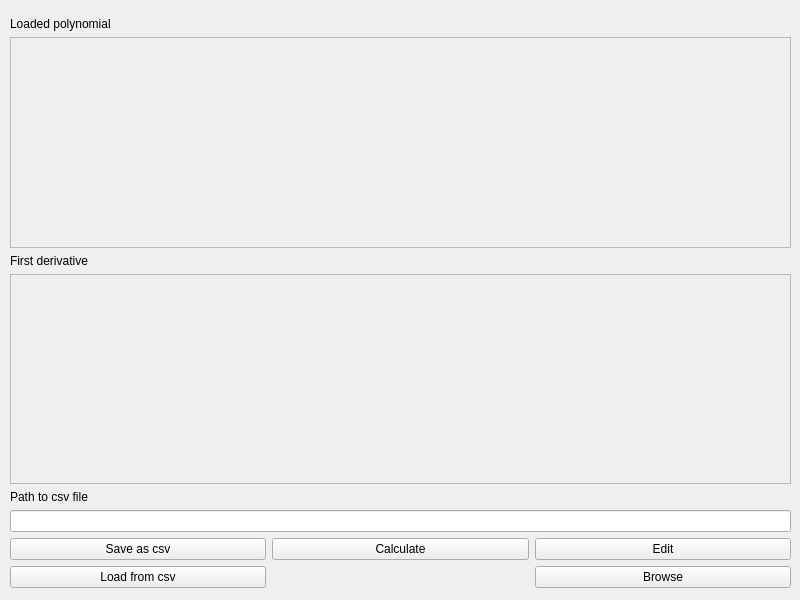
The window that polynomial-solver/MainWindow.ui (aczarnas/polynomial-solver) describes before a commit, drawn with Qt 5.
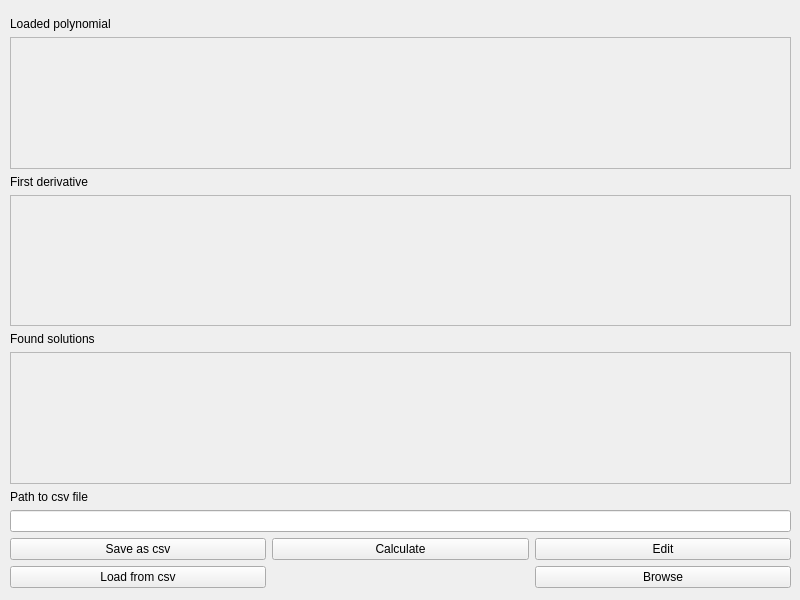
The same window after the commit.

Commit message: text area for calculated solutions, fixed typo

Diff of the .ui file:
```diff
--- a/polynomial-solver/MainWindow.ui
+++ b/polynomial-solver/MainWindow.ui
@@ -64,6 +64,20 @@
        </property>
       </widget>
      </item>
+     <item>
+      <widget class="QLabel" name="foundSolutionsDisplayTextEditLabel">
+       <property name="text">
+        <string>Found solutions</string>
+       </property>
+      </widget>
+     </item>
+     <item>
+      <widget class="QTextEdit" name="foundSolutionsDisplayTextEdit">
+       <property name="enabled">
+        <bool>false</bool>
+       </property>
+      </widget>
+     </item>
      <item>
       <widget class="QLabel" name="filePathTextBoxLabel">
        <property name="text">
```
Left out of the diff: 2 changed lines with no effect on the pictures.
